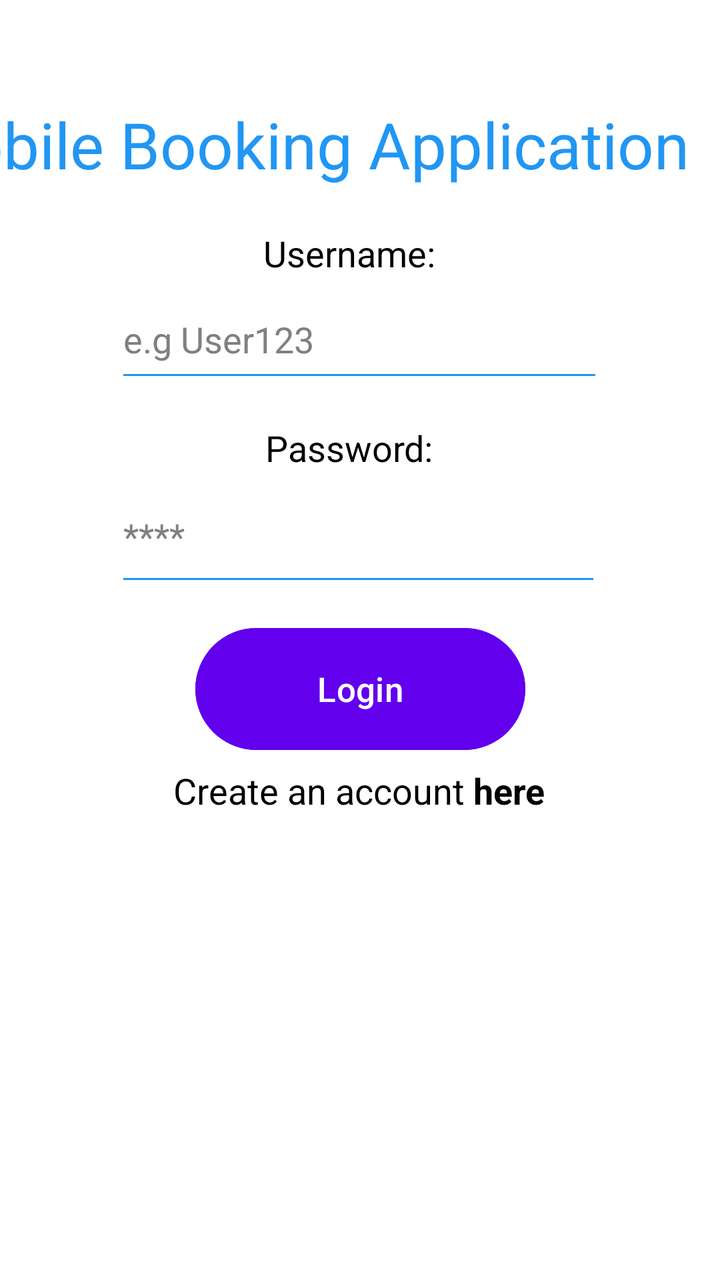
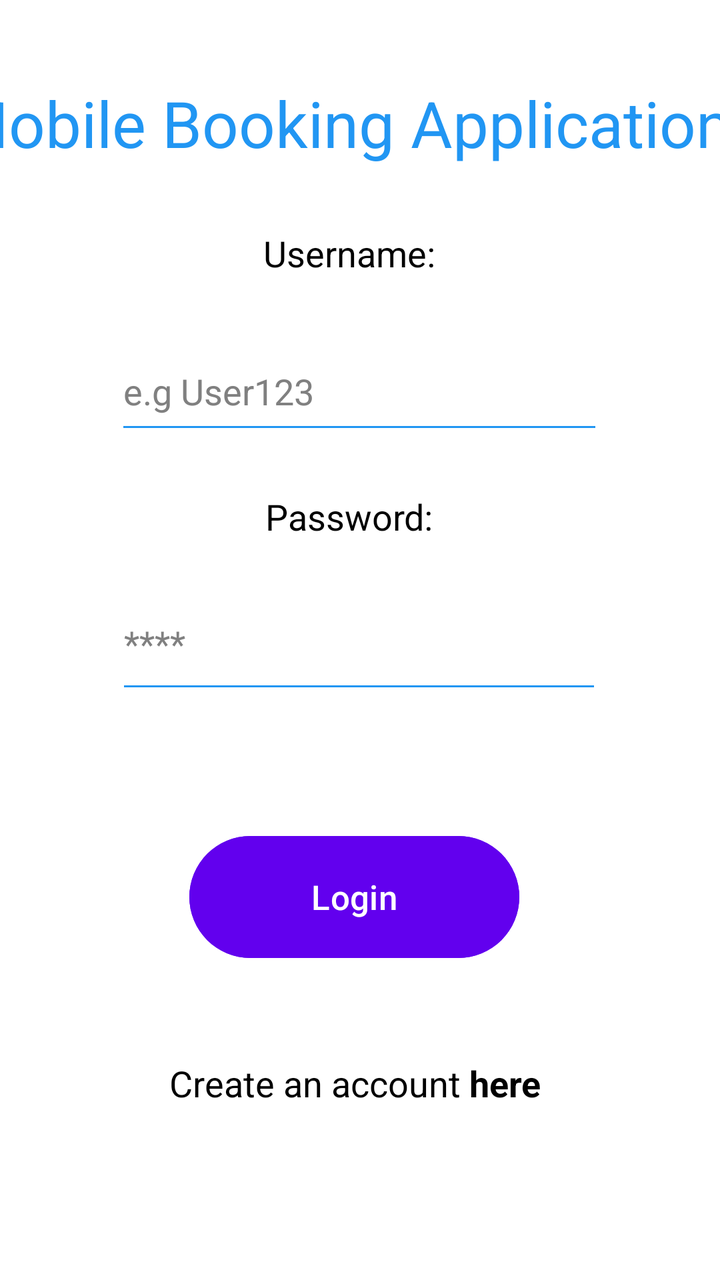

An Android layout rendered at two revisions. The XML below is the earlier revision; the diff shows what the commit changed to produce the second picture.
<!-- AndroidManifest.xml: application theme Theme.MyApplication -->
<!-- res/layout/login_page.xml -->
<?xml version="1.0" encoding="utf-8"?>
<androidx.constraintlayout.widget.ConstraintLayout xmlns:android="http://schemas.android.com/apk/res/android"
    xmlns:app="http://schemas.android.com/apk/res-auto"
    xmlns:tools="http://schemas.android.com/tools"
    android:id="@+id/main"
    android:layout_width="match_parent"
    android:layout_height="match_parent"
    android:background="#FFFFFF"
    tools:context=".MainActivity">


    <TextView
        android:id="@+id/passwordText"
        android:layout_width="95dp"
        android:layout_height="28dp"
        android:text="Password:"
        android:textColor="#000000"
        android:textSize="18sp"
        app:layout_constraintBottom_toBottomOf="parent"
        app:layout_constraintEnd_toEndOf="parent"
        app:layout_constraintStart_toStartOf="parent"
        app:layout_constraintTop_toTopOf="parent"
        app:layout_constraintVertical_bias="0.346" />

    <com.google.android.material.textfield.TextInputEditText
        android:id="@+id/editText"
        android:layout_width="243dp"
        android:layout_height="63dp"
        android:backgroundTint="#2196F3"
        android:hint="****"
        android:textColor="#D3D3D3"
        android:textColorHint="#808080"
        app:layout_constraintBottom_toBottomOf="parent"
        app:layout_constraintEnd_toEndOf="parent"
        app:layout_constraintHorizontal_bias="0.494"
        app:layout_constraintStart_toStartOf="parent"
        app:layout_constraintTop_toTopOf="parent"
        app:layout_constraintVertical_bias="0.407" />

    <Button
        android:id="@+id/submitButton"
        android:layout_width="165dp"
        android:layout_height="69dp"
        android:backgroundTint="#6200EE"
        android:text="@string/submit"
        android:textColor="#FFFFFF"
        android:textSize="17dp"
        app:layout_constraintBottom_toBottomOf="parent"
        app:layout_constraintEnd_toEndOf="parent"
        app:layout_constraintStart_toStartOf="parent"
        app:layout_constraintTop_toTopOf="parent"
        app:layout_constraintVertical_bias="0.543" />

    <com.google.android.material.textfield.TextInputEditText
        android:id="@+id/textInputEditText"
        android:layout_width="244dp"
        android:layout_height="56dp"
        android:backgroundTint="#2196F3"
        android:hint="e.g User123"
        android:textColor="#D3D3D3"
        android:textColorHint="#808080"
        app:layout_constraintBottom_toBottomOf="parent"
        app:layout_constraintEnd_toEndOf="parent"
        app:layout_constraintHorizontal_bias="0.497"
        app:layout_constraintStart_toStartOf="parent"
        app:layout_constraintTop_toTopOf="parent"
        app:layout_constraintVertical_bias="0.24" />

    <TextView
        android:id="@+id/title"
        android:layout_width="405dp"
        android:layout_height="77dp"
        android:text="Mobile Booking Application"
        android:textColor="#2196F3"
        android:textSize="32dp"
        app:layout_constraintBottom_toBottomOf="parent"
        app:layout_constraintEnd_toEndOf="parent"
        app:layout_constraintHorizontal_bias="1.0"
        app:layout_constraintStart_toStartOf="parent"
        app:layout_constraintTop_toTopOf="parent"
        app:layout_constraintVertical_bias="0.09" />

    <TextView
        android:id="@+id/bottomText"
        android:layout_width="wrap_content"
        android:layout_height="wrap_content"
        android:text="@string/create_account"
        android:textColor="#000000"
        android:textSize="18sp"
        app:layout_constraintBottom_toBottomOf="parent"
        app:layout_constraintEnd_toEndOf="parent"
        app:layout_constraintHorizontal_bias="0.497"
        app:layout_constraintStart_toStartOf="parent"
        app:layout_constraintTop_toTopOf="parent"
        app:layout_constraintVertical_bias="0.622" />

    <androidx.constraintlayout.widget.Guideline
        android:id="@+id/guideline3"
        android:layout_width="wrap_content"
        android:layout_height="wrap_content" />

    <androidx.constraintlayout.widget.Guideline android:layout_width="wrap_content"
        android:layout_height="wrap_content" />

    <TextView
        android:id="@+id/usernameText"
        android:layout_width="103dp"
        android:layout_height="29dp"
        android:text="Username:"
        android:textColor="#000000"
        android:textSize="18sp"
        app:layout_constraintBottom_toBottomOf="parent"
        app:layout_constraintEnd_toEndOf="parent"
        app:layout_constraintHorizontal_bias="0.512"
        app:layout_constraintStart_toStartOf="parent"
        app:layout_constraintTop_toTopOf="parent"
        app:layout_constraintVertical_bias="0.187" />

</androidx.constraintlayout.widget.ConstraintLayout>
<!-- resources referenced by this layout -->
<resources>
  <string name="create_account">Create an account <b>here</b></string>
  <string name="submit">Login</string>
  <style name="Theme.MyApplication" parent="Base.Theme.MyApplication" />
  <style name="Base.Theme.MyApplication" parent="Theme.Material3.DayNight.NoActionBar">
          
          
      </style>
</resources>

<!-- the commit's change to res/layout/login_page.xml (unified diff, before → after) -->
@@ -20,7 +20,7 @@
         app:layout_constraintEnd_toEndOf="parent"
         app:layout_constraintStart_toStartOf="parent"
         app:layout_constraintTop_toTopOf="parent"
-        app:layout_constraintVertical_bias="0.346" />
+        app:layout_constraintVertical_bias="0.402" />
 
     <com.google.android.material.textfield.TextInputEditText
         android:id="@+id/editText"
@@ -32,10 +32,9 @@
         android:textColorHint="#808080"
         app:layout_constraintBottom_toBottomOf="parent"
         app:layout_constraintEnd_toEndOf="parent"
-        app:layout_constraintHorizontal_bias="0.494"
+        app:layout_constraintHorizontal_bias="0.496"
         app:layout_constraintStart_toStartOf="parent"
-        app:layout_constraintTop_toTopOf="parent"
-        app:layout_constraintVertical_bias="0.407" />
+        app:layout_constraintTop_toTopOf="parent" />
 
     <Button
         android:id="@+id/submitButton"
@@ -47,9 +46,10 @@
         android:textSize="17dp"
         app:layout_constraintBottom_toBottomOf="parent"
         app:layout_constraintEnd_toEndOf="parent"
+        app:layout_constraintHorizontal_bias="0.486"
         app:layout_constraintStart_toStartOf="parent"
         app:layout_constraintTop_toTopOf="parent"
-        app:layout_constraintVertical_bias="0.543" />
+        app:layout_constraintVertical_bias="0.725" />
 
     <com.google.android.material.textfield.TextInputEditText
         android:id="@+id/textInputEditText"
@@ -61,10 +61,10 @@
         android:textColorHint="#808080"
         app:layout_constraintBottom_toBottomOf="parent"
         app:layout_constraintEnd_toEndOf="parent"
-        app:layout_constraintHorizontal_bias="0.497"
+        app:layout_constraintHorizontal_bias="0.496"
         app:layout_constraintStart_toStartOf="parent"
         app:layout_constraintTop_toTopOf="parent"
-        app:layout_constraintVertical_bias="0.24" />
+        app:layout_constraintVertical_bias="0.284" />
 
     <TextView
         android:id="@+id/title"
@@ -75,10 +75,10 @@
         android:textSize="32dp"
         app:layout_constraintBottom_toBottomOf="parent"
         app:layout_constraintEnd_toEndOf="parent"
-        app:layout_constraintHorizontal_bias="1.0"
+        app:layout_constraintHorizontal_bias="0.539"
         app:layout_constraintStart_toStartOf="parent"
         app:layout_constraintTop_toTopOf="parent"
-        app:layout_constraintVertical_bias="0.09" />
+        app:layout_constraintVertical_bias="0.071" />
 
     <TextView
         android:id="@+id/bottomText"
@@ -89,10 +89,10 @@
         android:textSize="18sp"
         app:layout_constraintBottom_toBottomOf="parent"
         app:layout_constraintEnd_toEndOf="parent"
-        app:layout_constraintHorizontal_bias="0.497"
+        app:layout_constraintHorizontal_bias="0.485"
         app:layout_constraintStart_toStartOf="parent"
         app:layout_constraintTop_toTopOf="parent"
-        app:layout_constraintVertical_bias="0.622" />
+        app:layout_constraintVertical_bias="0.86" />
 
     <androidx.constraintlayout.widget.Guideline
         android:id="@+id/guideline3"
